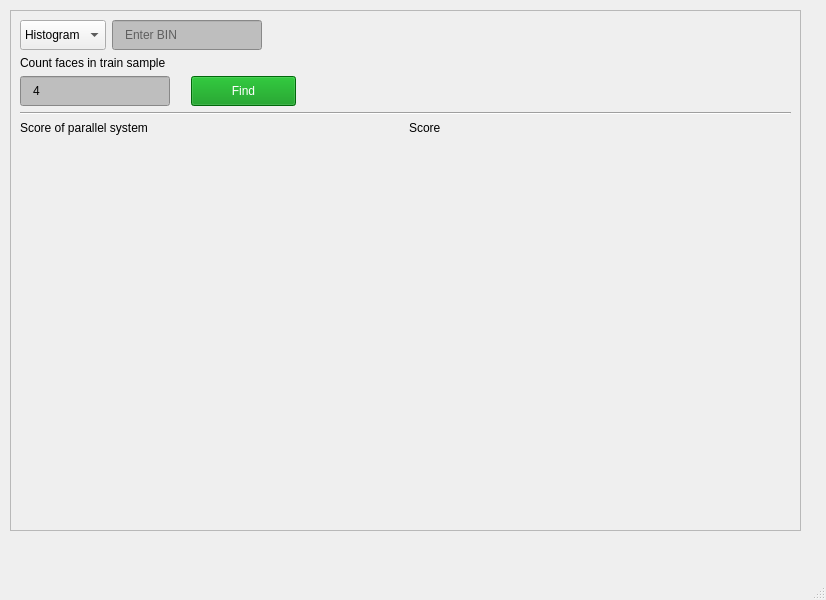
MariaShamonova/face-recognition, file recognizer.ui: the form before one commit.
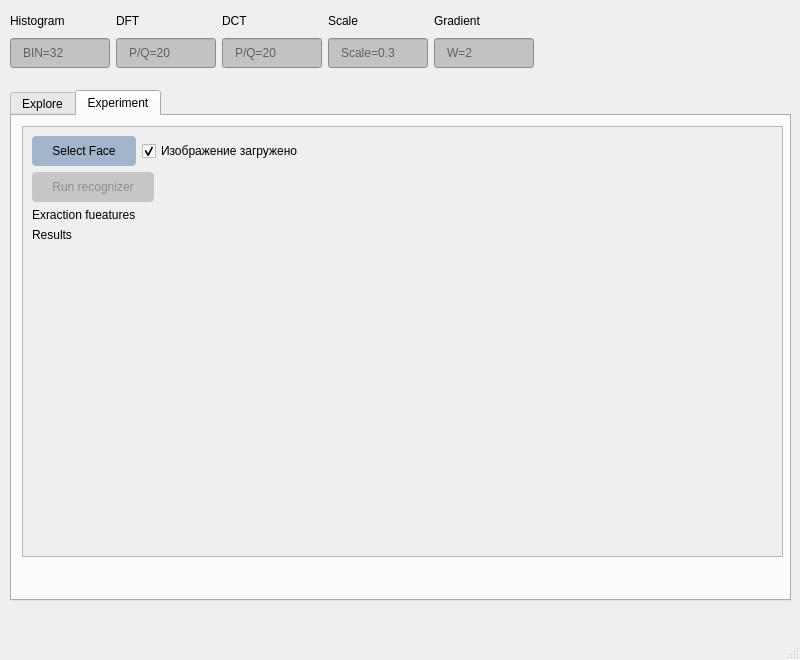
The form after the commit. The open tabs and pages were chosen to show the change.

What changed in the file:
```diff
--- a/recognizer.ui
+++ b/recognizer.ui
@@ -6,21 +6,37 @@
    <rect>
     <x>0</x>
     <y>0</y>
-    <width>826</width>
-    <height>600</height>
+    <width>800</width>
+    <height>660</height>
    </rect>
   </property>
   <property name="windowTitle">
    <string>MainWindow</string>
   </property>
   <widget class="QWidget" name="centralwidget">
+   <widget class="QTabWidget" name="tabWidget">
+    <property name="geometry">
+     <rect>
+      <x>10</x>
+      <y>90</y>
+      <width>781</width>
+      <height>511</height>
+     </rect>
+    </property>
+    <property name="currentIndex">
+     <number>0</number>
+    </property>
+    <widget class="QWidget" name="tab">
+     <attribute name="title">
+      <string>Explore</string>
+     </attribute>
    <widget class="QScrollArea" name="scrollArea">
     <property name="geometry">
      <rect>
-      <x>10</x>
-      <y>10</y>
-      <width>791</width>
-      <height>521</height>
+        <x>0</x>
+        <y>-10</y>
+        <width>771</width>
+        <height>511</height>
      </rect>
     </property>
     <property name="widgetResizable">
@@ -31,74 +47,140 @@
       <rect>
        <x>0</x>
        <y>0</y>
-       <width>789</width>
-       <height>519</height>
-      </rect>
-     </property>
-     <layout class="QVBoxLayout" name="verticalLayout_5">
+         <width>769</width>
+         <height>509</height>
+        </rect>
+       </property>
+       <layout class="QVBoxLayout" name="verticalLayout_9">
       <item>
-       <layout class="QHBoxLayout" name="horizontalLayout_5">
-        <property name="sizeConstraint">
-         <enum>QLayout::SetMinimumSize</enum>
-        </property>
+         <layout class="QVBoxLayout" name="verticalLayout_8">
+          <item>
+           <layout class="QHBoxLayout" name="horizontalLayout_10">
         <item>
          <widget class="QComboBox" name="comboBox">
-          <property name="maximumSize">
+              <property name="minimumSize">
            <size>
             <width>150</width>
-            <height>30</height>
+                <height>0</height>
            </size>
           </property>
           <item>
            <property name="text">
-            <string>Histogram</string>
+                <string>Original images</string>
            </property>
           </item>
           <item>
            <property name="text">
-            <string>DFT</string>
+                <string>Deidentify images</string>
            </property>
           </item>
           <item>
            <property name="text">
-            <string>DCT</string>
-           </property>
-          </item>
+                <string>Faces in mask</string>
+               </property>
+              </item>
+             </widget>
+            </item>
           <item>
-           <property name="text">
-            <string>Scale</string>
-           </property>
-          </item>
+             <spacer name="horizontalSpacer_15">
+              <property name="orientation">
+               <enum>Qt::Horizontal</enum>
+              </property>
+              <property name="sizeHint" stdset="0">
+               <size>
+                <width>40</width>
+                <height>20</height>
+               </size>
+              </property>
+             </spacer>
+            </item>
+           </layout>
+          </item>
           <item>
+           <layout class="QHBoxLayout" name="horizontalLayout_13">
+            <item>
+             <widget class="QPushButton" name="buttonUploadDatabases">
+              <property name="minimumSize">
+               <size>
+                <width>0</width>
+                <height>30</height>
+               </size>
+              </property>
+              <property name="styleSheet">
+               <string notr="true">border-radius: 4px;
+background-color: rgba(0, 114, 0, 112);
+padding: 0 20px;</string>
+              </property>
            <property name="text">
-            <string>Gradient</string>
-           </property>
-          </item>
+               <string>Upload database</string>
+              </property>
+             </widget>
+            </item>
+            <item>
+             <widget class="QCheckBox" name="checkBox_images_download">
+              <property name="text">
+               <string>Изображения загружены</string>
+              </property>
+              <property name="checked">
+               <bool>true</bool>
+              </property>
+              <property name="tristate">
+               <bool>false</bool>
+              </property>
          </widget>
         </item>
         <item>
-         <widget class="QLineEdit" name="param_field">
+             <spacer name="horizontalSpacer_18">
+              <property name="orientation">
+               <enum>Qt::Horizontal</enum>
+              </property>
+              <property name="sizeHint" stdset="0">
+               <size>
+                <width>40</width>
+                <height>20</height>
+               </size>
+              </property>
+             </spacer>
+            </item>
+           </layout>
+          </item>
+          <item>
+           <layout class="QHBoxLayout" name="horizontalLayout_2">
+            <item>
+             <widget class="QPushButton" name="buttonExploreMethods">
           <property name="minimumSize">
            <size>
             <width>0</width>
             <height>30</height>
            </size>
           </property>
-          <property name="maximumSize">
+              <property name="styleSheet">
+               <string notr="true">border-radius: 4px;
+background-color: rgb(198, 198, 198);
+color: rgb(142, 142, 142);
+padding: 0 20px;</string>
+              </property>
+              <property name="text">
+               <string>Explore methods</string>
+              </property>
+             </widget>
+            </item>
+            <item>
+             <widget class="QPushButton" name="buttonParallelSystem">
+              <property name="minimumSize">
            <size>
-            <width>150</width>
+                <width>0</width>
             <height>30</height>
            </size>
           </property>
           <property name="styleSheet">
-           <string notr="true">background-color: rgb(190, 190, 190);
-padding-left: 10px;</string>
+               <string notr="true">border-radius: 4px;
+background-color: rgb(198, 198, 198);
+color: rgb(142, 142, 142);
+padding: 0 20px;</string>
           </property>
           <property name="text">
-           <string/>
-          </property>
-          <property name="placeholderText">
-           <string>Enter BIN</string>
+               <string>Explore parallel system</string>
           </property>
          </widget>
         </item>
@@ -118,83 +200,136 @@
        </layout>
       </item>
       <item>
-       <layout class="QVBoxLayout" name="verticalLayout_4">
-        <item>
-         <widget class="QLabel" name="label_count_faces">
-          <property name="maximumSize">
+           <spacer name="verticalSpacer">
+            <property name="orientation">
+             <enum>Qt::Vertical</enum>
+            </property>
+            <property name="sizeHint" stdset="0">
            <size>
-            <width>16777215</width>
-            <height>30</height>
-           </size>
-          </property>
-          <property name="text">
-           <string>Count faces in train sample </string>
-          </property>
-         </widget>
-        </item>
-        <item>
-         <layout class="QHBoxLayout" name="horizontalLayout_4">
-          <property name="sizeConstraint">
-           <enum>QLayout::SetMinimumSize</enum>
-          </property>
+              <width>20</width>
+              <height>40</height>
+             </size>
+            </property>
+           </spacer>
+          </item>
+         </layout>
+        </item>
+       </layout>
+      </widget>
+     </widget>
+    </widget>
+    <widget class="QWidget" name="tab_2">
+     <attribute name="title">
+      <string>Experiment</string>
+     </attribute>
+     <widget class="QScrollArea" name="scrollArea_2">
+      <property name="geometry">
+       <rect>
+        <x>10</x>
+        <y>10</y>
+        <width>761</width>
+        <height>431</height>
+       </rect>
+      </property>
+      <property name="widgetResizable">
+       <bool>true</bool>
+      </property>
+      <widget class="QWidget" name="scrollAreaWidgetContents_2">
+       <property name="geometry">
+        <rect>
+         <x>0</x>
+         <y>0</y>
+         <width>759</width>
+         <height>429</height>
+        </rect>
+       </property>
+       <layout class="QVBoxLayout" name="verticalLayout_19">
           <item>
-           <widget class="QLineEdit" name="count_faces_in_train">
+         <layout class="QHBoxLayout" name="horizontalLayout_8">
+          <item>
+           <widget class="QPushButton" name="buttonSelectFace">
             <property name="minimumSize">
              <size>
-              <width>100</width>
+              <width>0</width>
               <height>30</height>
              </size>
             </property>
-            <property name="maximumSize">
-             <size>
-              <width>150</width>
-              <height>16777215</height>
-             </size>
-            </property>
             <property name="styleSheet">
-             <string notr="true">background-color: rgb(190, 190, 190);
-padding-left: 10px;</string>
+             <string notr="true">border-radius: 4px;
+background-color: rgba(0, 57, 127, 81);
+padding: 0 20px;</string>
             </property>
             <property name="text">
-             <string>4</string>
+             <string>Select Face</string>
             </property>
-            <property name="placeholderText">
-             <string>Enter № Class</string>
-            </property>
            </widget>
           </item>
           <item>
-           <widget class="QPushButton" name="resultButton">
-            <property name="enabled">
+           <widget class="QCheckBox" name="checkBox_image_download">
+            <property name="text">
+             <string>Изображение загружено</string>
+            </property>
+            <property name="checked">
              <bool>true</bool>
             </property>
+            <property name="tristate">
+             <bool>false</bool>
+            </property>
+           </widget>
+          </item>
+          <item>
+           <spacer name="horizontalSpacer_8">
+            <property name="orientation">
+             <enum>Qt::Horizontal</enum>
+            </property>
+            <property name="sizeHint" stdset="0">
+             <size>
+              <width>40</width>
+              <height>20</height>
+             </size>
+            </property>
+           </spacer>
+          </item>
+         </layout>
+        </item>
+        <item>
+         <layout class="QHBoxLayout" name="horizontalLayout_12">
+          <item>
+           <widget class="QPushButton" name="buttonRunRecognizer">
             <property name="minimumSize">
              <size>
-              <width>120</width>
+              <width>0</width>
               <height>30</height>
              </size>
             </property>
+            <property name="autoFillBackground">
+             <bool>false</bool>
+            </property>
             <property name="styleSheet">
-             <string notr="true">background-color: rgb(0, 146, 14);
-color: rgb(255, 255, 255);
-margin-left: 15px;</string>
+             <string notr="true">border-radius: 4px;
+color: rgb(142, 142, 142);
+padding: 0 20px;
+background-color: rgb(198, 198, 198);</string>
             </property>
             <property name="text">
-             <string>Find</string>
+             <string>Run recognizer</string>
             </property>
             <property name="checkable">
              <bool>false</bool>
             </property>
             <property name="autoDefault">
-             <bool>true</bool>
+             <bool>false</bool>
             </property>
             <property name="default">
              <bool>false</bool>
             </property>
+            <property name="flat">
+             <bool>false</bool>
+            </property>
            </widget>
           </item>
           <item>
-           <spacer name="horizontalSpacer_6">
+           <spacer name="horizontalSpacer_17">
             <property name="orientation">
              <enum>Qt::Horizontal</enum>
             </property>
@@ -208,53 +343,64 @@
           </item>
          </layout>
         </item>
-       </layout>
-      </item>
       <item>
-       <layout class="QHBoxLayout" name="title_selecteion_method"/>
-      </item>
+         <layout class="QVBoxLayout" name="verticalLayout_21">
       <item>
-       <widget class="Line" name="line">
-        <property name="orientation">
-         <enum>Qt::Horizontal</enum>
+           <widget class="QLabel" name="label_extraction_feature">
+            <property name="text">
+             <string>Exraction fueatures</string>
         </property>
        </widget>
       </item>
       <item>
-       <layout class="QVBoxLayout" name="verticalLayout">
+           <layout class="QGridLayout" name="gridLayout_3">
+            <item row="1" column="1">
+             <layout class="QVBoxLayout" name="verticalLayout_28"/>
+            </item>
+            <item row="1" column="0">
+             <layout class="QVBoxLayout" name="verticalLayout_27"/>
+            </item>
+            <item row="1" column="2">
+             <layout class="QVBoxLayout" name="verticalLayout_29"/>
+            </item>
+            <item row="0" column="0">
+             <layout class="QVBoxLayout" name="verticalLayout_17"/>
+            </item>
+            <item row="0" column="2">
+             <layout class="QVBoxLayout" name="verticalLayout_26"/>
+            </item>
+            <item row="0" column="1">
+             <layout class="QVBoxLayout" name="verticalLayout_25"/>
+            </item>
+           </layout>
+          </item>
+         </layout>
+        </item>
         <item>
-         <layout class="QHBoxLayout" name="horizontalLayout_2">
+         <layout class="QVBoxLayout" name="verticalLayout_30">
           <item>
-           <widget class="QLabel" name="label_parallel_system">
-            <property name="maximumSize">
-             <size>
-              <width>16777215</width>
-              <height>30</height>
-             </size>
-            </property>
-            <property name="styleSheet">
-             <string notr="true"/>
-            </property>
+           <widget class="QLabel" name="label_result">
             <property name="text">
-             <string>Score of parallel system</string>
+             <string>Results</string>
             </property>
            </widget>
           </item>
           <item>
-           <widget class="QLabel" name="label_parallel_system_value">
-            <property name="maximumSize">
-             <size>
-              <width>16777215</width>
-              <height>30</height>
-             </size>
-            </property>
-            <property name="styleSheet">
-             <string notr="true"/>
-            </property>
-            <property name="text">
-             <string>Score</string>
-            </property>
-           </widget>
+           <layout class="QGridLayout" name="gridLayout_7">
+            <item row="1" column="0">
+             <layout class="QVBoxLayout" name="verticalLayout_32"/>
+            </item>
+            <item row="1" column="1">
+             <layout class="QVBoxLayout" name="verticalLayout_31"/>
+            </item>
+            <item row="0" column="1">
+             <layout class="QVBoxLayout" name="verticalLayout_35"/>
+            </item>
+            <item row="0" column="2">
+             <layout class="QVBoxLayout" name="verticalLayout_34"/>
+            </item>
+            <item row="1" column="2">
+             <layout class="QVBoxLayout" name="verticalLayout_36"/>
           </item>
          </layout>
         </item>
@@ -276,16 +422,240 @@
      </layout>
     </widget>
    </widget>
-   <widget class="QWidget" name="layoutWidget">
+    </widget>
+   </widget>
+   <widget class="QWidget" name="">
     <property name="geometry">
      <rect>
-      <x>0</x>
-      <y>0</y>
-      <width>2</width>
-      <height>2</height>
+      <x>10</x>
+      <y>10</y>
+      <width>781</width>
+      <height>58</height>
      </rect>
     </property>
-    <layout class="QHBoxLayout" name="horizontalLayout_3"/>
+    <layout class="QHBoxLayout" name="horizontalLayout">
+     <item>
+      <layout class="QVBoxLayout" name="verticalLayout">
+       <item>
+        <widget class="QLabel" name="param_bin_label">
+         <property name="maximumSize">
+          <size>
+           <width>100</width>
+           <height>16777215</height>
+          </size>
+         </property>
+         <property name="text">
+          <string>Histogram</string>
+         </property>
+        </widget>
+       </item>
+       <item>
+        <widget class="QLineEdit" name="param_histogram">
+         <property name="minimumSize">
+          <size>
+           <width>0</width>
+           <height>30</height>
+          </size>
+         </property>
+         <property name="maximumSize">
+          <size>
+           <width>100</width>
+           <height>16777215</height>
+          </size>
+         </property>
+         <property name="styleSheet">
+          <string notr="true">padding-left: 10px;
+background-color: rgb(194, 194, 194);
+</string>
+         </property>
+         <property name="text">
+          <string/>
+         </property>
+         <property name="placeholderText">
+          <string>BIN=32</string>
+         </property>
+        </widget>
+       </item>
+      </layout>
+     </item>
+     <item>
+      <layout class="QVBoxLayout" name="verticalLayout_3">
+       <item>
+        <widget class="QLabel" name="param_dft_label">
+         <property name="maximumSize">
+          <size>
+           <width>100</width>
+           <height>16777215</height>
+          </size>
+         </property>
+         <property name="text">
+          <string>DFT</string>
+         </property>
+        </widget>
+       </item>
+       <item>
+        <widget class="QLineEdit" name="param_dft">
+         <property name="minimumSize">
+          <size>
+           <width>0</width>
+           <height>30</height>
+          </size>
+         </property>
+         <property name="maximumSize">
+          <size>
+           <width>100</width>
+           <height>16777215</height>
+          </size>
+         </property>
+         <property name="styleSheet">
+          <string notr="true">padding-left: 10px;
+background-color: rgb(194, 194, 194);
+</string>
+         </property>
+         <property name="placeholderText">
+          <string>P/Q=20</string>
+         </property>
+        </widget>
+       </item>
+      </layout>
+     </item>
+     <item>
+      <layout class="QVBoxLayout" name="verticalLayout_5">
+       <item>
+        <widget class="QLabel" name="param_dct_label">
+         <property name="maximumSize">
+          <size>
+           <width>100</width>
+           <height>16777215</height>
+          </size>
+         </property>
+         <property name="text">
+          <string>DCT</string>
+         </property>
+        </widget>
+       </item>
+       <item>
+        <widget class="QLineEdit" name="param_dct">
+         <property name="minimumSize">
+          <size>
+           <width>0</width>
+           <height>30</height>
+          </size>
+         </property>
+         <property name="maximumSize">
+          <size>
+           <width>100</width>
+           <height>16777215</height>
+          </size>
+         </property>
+         <property name="styleSheet">
+          <string notr="true">padding-left: 10px;
+background-color: rgb(194, 194, 194);
+</string>
+         </property>
+         <property name="placeholderText">
+          <string>P/Q=20</string>
+         </property>
+        </widget>
+       </item>
+      </layout>
+     </item>
+     <item>
+      <layout class="QVBoxLayout" name="verticalLayout_6">
+       <item>
+        <widget class="QLabel" name="param_scale_label">
+         <property name="maximumSize">
+          <size>
+           <width>100</width>
+           <height>16777215</height>
+          </size>
+         </property>
+         <property name="text">
+          <string>Scale</string>
+         </property>
+        </widget>
+       </item>
+       <item>
+        <widget class="QLineEdit" name="param_scale">
+         <property name="minimumSize">
+          <size>
+           <width>0</width>
+           <height>30</height>
+          </size>
+         </property>
+         <property name="maximumSize">
+          <size>
+           <width>100</width>
+           <height>16777215</height>
+          </size>
+         </property>
+         <property name="styleSheet">
+          <string notr="true">padding-left: 10px;
+background-color: rgb(194, 194, 194);
+</string>
+         </property>
+         <property name="placeholderText">
+          <string>Scale=0.3</string>
+         </property>
+        </widget>
+       </item>
+      </layout>
+     </item>
+     <item>
+      <layout class="QVBoxLayout" name="verticalLayout_7">
+       <item>
+        <widget class="QLabel" name="param_gradient_label">
+         <property name="maximumSize">
+          <size>
+           <width>100</width>
+           <height>16777215</height>
+          </size>
+         </property>
+         <property name="text">
+          <string>Gradient</string>
+         </property>
+        </widget>
+       </item>
+       <item>
+        <widget class="QLineEdit" name="param_gradient">
+         <property name="minimumSize">
+          <size>
+           <width>0</width>
+           <height>30</height>
+          </size>
+         </property>
+         <property name="maximumSize">
+          <size>
+           <width>100</width>
+           <height>16777215</height>
+          </size>
+         </property>
+         <property name="styleSheet">
+          <string notr="true">padding-left: 10px;
+background-color: rgb(194, 194, 194);
+</string>
+         </property>
+         <property name="placeholderText">
+          <string>W=2</string>
+         </property>
+        </widget>
+       </item>
+      </layout>
+     </item>
+     <item>
+      <spacer name="horizontalSpacer_2">
+       <property name="orientation">
+        <enum>Qt::Horizontal</enum>
+       </property>
+       <property name="sizeHint" stdset="0">
+        <size>
+         <width>40</width>
+         <height>20</height>
+        </size>
+       </property>
+      </spacer>
+     </item>
+    </layout>
    </widget>
   </widget>
   <widget class="QMenuBar" name="menubar">
@@ -293,7 +663,7 @@
     <rect>
      <x>0</x>
      <y>0</y>
-     <width>826</width>
+     <width>800</width>
      <height>24</height>
     </rect>
    </property>
```
Lines whose indentation alone changed are shown as unchanged.
